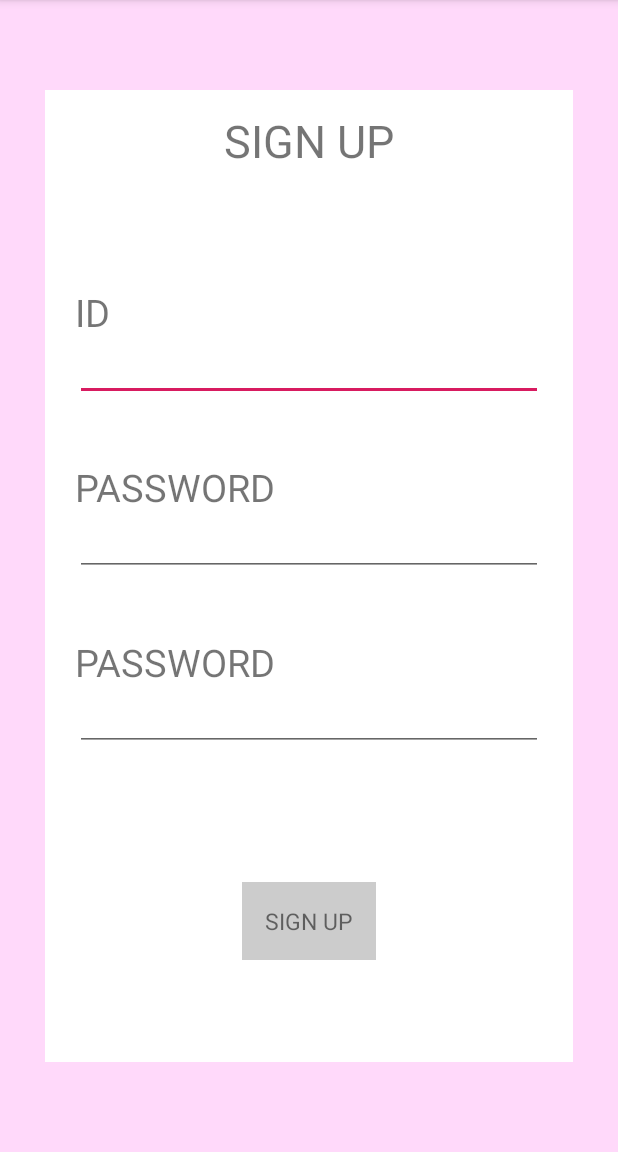
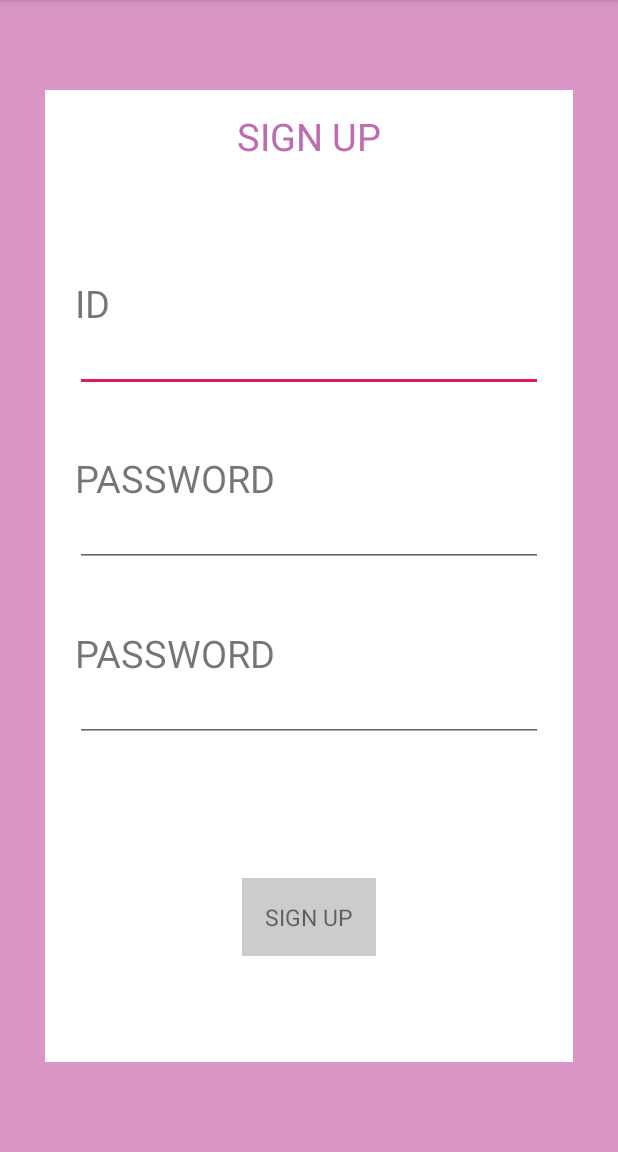
Before and after one commit to YeRamJung/SmartMobile-with-Arduino, an Android app: the SignUp screen opened directly, with no data from a screen before it, on a phone screen of 412 x 824 dp, the part 84-1236 px from its top. Run offline under Robolectric (Android 15) with nearby library versions, the phone set to English and light mode, and no system bars.

Commit message:
회원가입xml 자잘한 수정

```diff
--- a/Client/app/src/main/java/com/example/swudoit/MainActivity.java
+++ b/Client/app/src/main/java/com/example/swudoit/MainActivity.java
@@ -67,6 +67,4 @@ public class MainActivity extends AppCompatActivity {
     private boolean signIn(String id, String pass){
 
     }
-
-
 }
--- a/Client/app/src/main/res/layout/activity_main.xml
+++ b/Client/app/src/main/res/layout/activity_main.xml
@@ -5,7 +5,7 @@
     android:layout_width="match_parent"
     android:layout_height="match_parent"
     tools:context=".MainActivity"
-    android:background="#FFD9FA"
+    android:background="#d996c7"
     >
 
     <LinearLayout
--- a/Client/app/src/main/res/layout/activity_sign_up.xml
+++ b/Client/app/src/main/res/layout/activity_sign_up.xml
@@ -5,7 +5,7 @@
     android:layout_width="match_parent"
     android:layout_height="match_parent"
     tools:context=".SignUp"
-    android:background="#FFD9FA">
+    android:background="#d996c7">
 
     <LinearLayout
         android:layout_width="match_parent"
@@ -20,9 +20,11 @@
             android:layout_width="match_parent"
             android:layout_height="wrap_content"
             android:gravity="center"
+            android:lineHeight="10sp"
             android:padding="10px"
             android:text="SIGN UP"
-            android:textSize="30dp" />
+            android:textColor="#bf6bb1"
+            android:textSize="25sp" />
 
         <RelativeLayout
             android:layout_width="match_parent"
--- a/Client/app/src/main/res/layout/swudoit_main.xml
+++ b/Client/app/src/main/res/layout/swudoit_main.xml
@@ -3,12 +3,12 @@
     android:orientation="vertical"
     android:layout_width="match_parent"
     android:layout_height="match_parent"
-    android:background="#cccccc">
+    android:background="#d996c7">
 
     <TextView
         android:layout_width="match_parent"
         android:layout_height="match_parent"
-        android:text="메인 화면 테스트"
+        android:text=""
         android:gravity="center"/>
 
 </LinearLayout>
```
